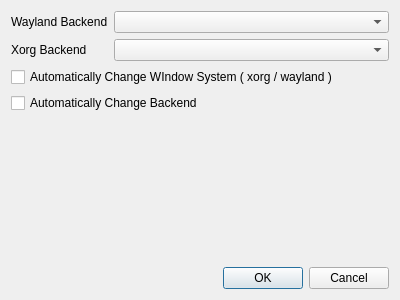
Old version of the form preference.ui in the repository Im-shamo/waypaper-config-selector.
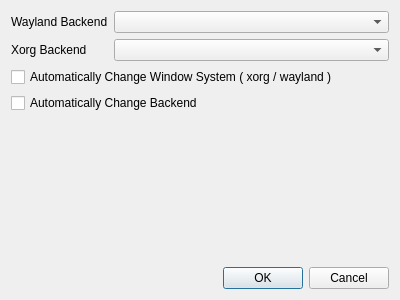
New version of the form.

The edit to the form file:
```diff
--- a/preference.ui
+++ b/preference.ui
@@ -43,7 +43,7 @@
      <item>
       <widget class="QCheckBox" name="autoWindowSystemCheckBox">
        <property name="text">
-        <string>Automatically Change WIndow System ( xorg / wayland )</string>
+        <string>Automatically Change Window System ( xorg / wayland )</string>
        </property>
       </widget>
      </item>
```
Left out of the diff: 2 changed lines with no effect on the pictures.
